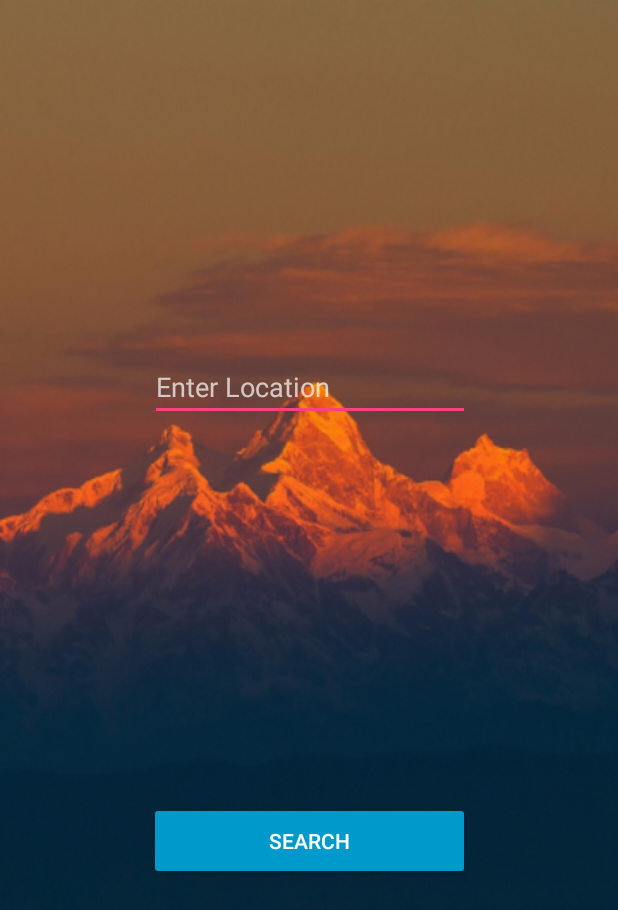
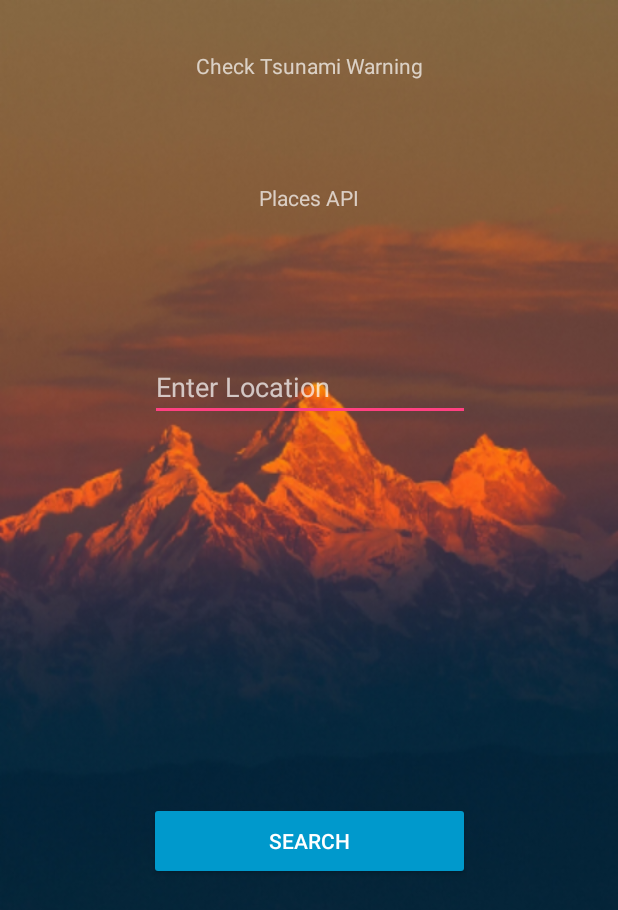
Before and after one commit to march93/Filter, an Android app: the screen it shows after launch (MainActivity), on a phone screen of 412 x 824 dp. Shown: the top 910 px of the screen. Run offline under Robolectric (Android 15) with nearby library versions, the light colour scheme and no system bars.

Commit message:
Fixed merge conflicts

```diff
--- a/app/src/main/AndroidManifest.xml
+++ b/app/src/main/AndroidManifest.xml
@@ -24,7 +24,10 @@
         <activity
             android:name=".TsunamiActivity"
             android:parentActivityName=".MainActivity" />
+
         <activity android:name=".GraphActivity"></activity>
+        <activity android:name=".UniversityActivity"></activity>
+
     </application>
 
 </manifest>
--- a/app/src/main/java/com/android/filter/MainActivity.java
+++ b/app/src/main/java/com/android/filter/MainActivity.java
@@ -11,19 +11,32 @@ import android.widget.Button;
 import android.widget.EditText;
 import android.widget.TextView;
 
+import java.util.HashMap;
+import java.util.Map;
+
 public class MainActivity extends AppCompatActivity {
     Button button;
+
+    Map<Integer, Class> ACTIVITY_MAP = new HashMap<Integer, Class>() {{
+        put(R.id.tsunami, TsunamiActivity.class);
+        put(R.id.place, UniversityActivity.class);
+    }};
 
     @Override
     protected void onCreate(Bundle savedInstanceState) {
         super.onCreate(savedInstanceState);
         setContentView(R.layout.activity_main);
 
+        setupSearchLocation();
+        setupButtonOnClick();
+    }
+
+    private void setupSearchLocation() {
         final EditText editText = (EditText) findViewById(R.id.editText);
         button = (Button) findViewById(R.id.searchLocation);
         button.setOnClickListener(new View.OnClickListener() {
+            @Override
             public void onClick(View v) {
-                // Code here executes on main thread after user presses button
                 String result = editText.getText().toString();
 
                 if (result.length() < 1) {
@@ -44,4 +57,25 @@ public class MainActivity extends AppCompatActivity {
         });
     }
 
+    private void setupButtonOnClick() {
+        for (Map.Entry<Integer, Class> entry : ACTIVITY_MAP.entrySet()) {
+            Integer resourceID = entry.getKey();
+            Class activityClass = entry.getValue();
+
+            setOnClick(resourceID, activityClass);
+        }
+    }
+
+    private void setOnClick(Integer resourceID, final Class nextActivity) {
+        TextView textView = (TextView) findViewById(resourceID);
+        textView.setOnClickListener(new View.OnClickListener() {
+            @Override
+            public void onClick(View v) {
+                Intent explicitIntent = new Intent(MainActivity.this, nextActivity);
+                startActivity(explicitIntent);
+                Log.v("ACTIVITY LAUNCHED", String.format("Launched %s", nextActivity));
+            }
+        });
+    }
+
 }
--- a/app/src/main/res/layout/activity_main.xml
+++ b/app/src/main/res/layout/activity_main.xml
@@ -1,10 +1,12 @@
 <?xml version="1.0" encoding="utf-8"?>
+
 <android.support.constraint.ConstraintLayout xmlns:android="http://schemas.android.com/apk/res/android"
     xmlns:app="http://schemas.android.com/apk/res-auto"
     xmlns:tools="http://schemas.android.com/tools"
     android:layout_width="match_parent"
     android:layout_height="match_parent"
     android:background="@drawable/mountain"
+    android:orientation="vertical"
     tools:context="com.android.filter.MainActivity">
 
     <!--<ImageView-->
@@ -20,6 +22,7 @@
     <!--app:layout_constraintLeft_toLeftOf="parent"-->
     <!--app:layout_constraintRight_toRightOf="parent"-->
     <!--app:layout_constraintTop_toTopOf="parent" />-->
+
 
     <EditText
         android:id="@+id/editText"
@@ -49,4 +52,27 @@
         app:layout_constraintLeft_toLeftOf="parent"
         app:layout_constraintRight_toRightOf="parent" />
 
+    <LinearLayout
+        android:orientation="vertical"
+        android:layout_width="match_parent"
+        android:layout_height="wrap_content">
+
+        <TextView
+            android:id="@+id/tsunami"
+            android:layout_width="match_parent"
+            android:layout_height="88dp"
+            android:gravity="center"
+            android:padding="16dp"
+            android:text="Check Tsunami Warning" />
+
+        <TextView
+            android:id="@+id/place"
+            android:layout_width="match_parent"
+            android:layout_height="88dp"
+            android:gravity="center"
+            android:padding="16dp"
+            android:text="Places API" />
+
+    </LinearLayout>
+
 </android.support.constraint.ConstraintLayout>
```
